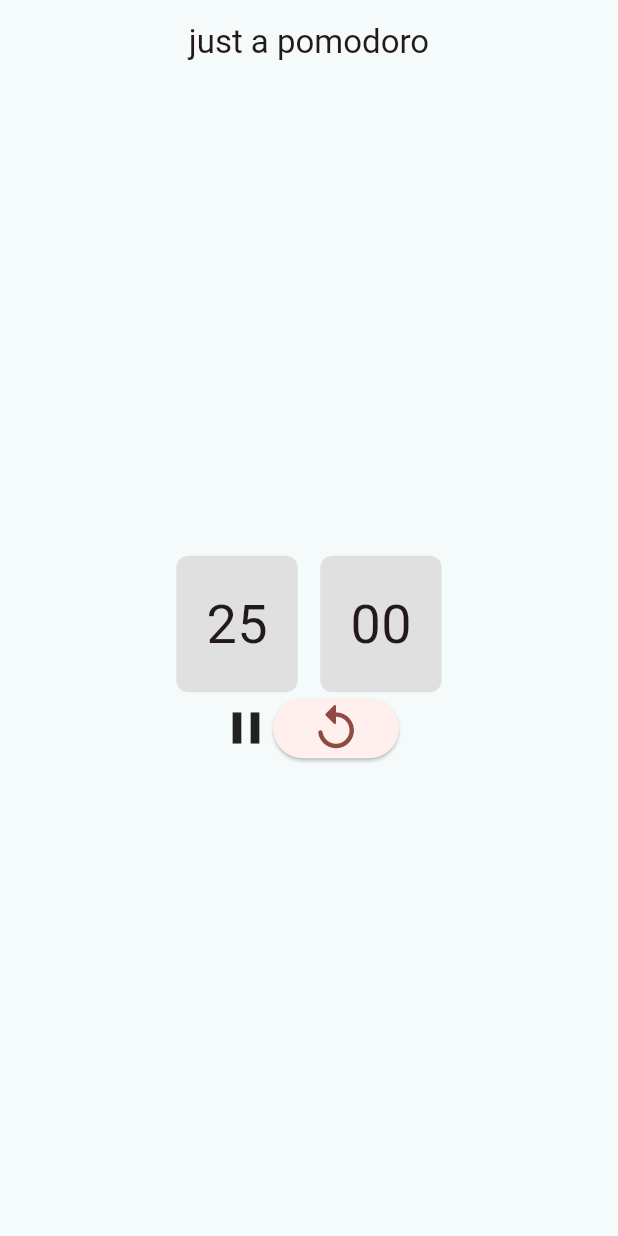
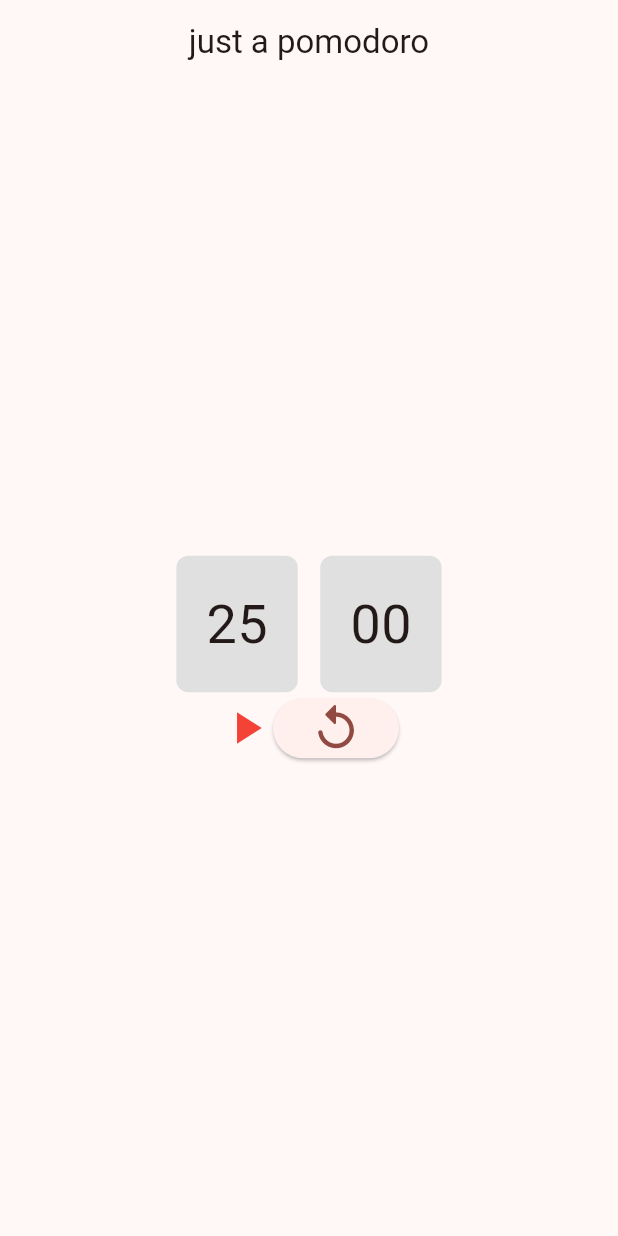
Before and after one commit to HypnosCicero/just_a_pomodoro, a Flutter app: the screen it shows after launch, after a tap on the "play arrow" icon, after a tap on the "replay" icon, on a phone screen of 412 x 824 dp. Run offline on Flutter 3.47's test engine with Material 3 defaults, Android fonts, the phone set to English and light mode, and no system bars; missing offline and left inert: dart:ffi.

Commit message:
fix(main):fix the `_timer` is null when user click `ElevatedButton` at first, fix another logic bug

```diff
--- a/lib/main.dart
+++ b/lib/main.dart
@@ -33,13 +33,13 @@ class HomePage extends StatelessWidget {
   Widget build(BuildContext context) {
     return Scaffold( // define main architecture
       appBar: AppBar(
-        backgroundColor: backgroundColorScheme.background,
+        backgroundColor: tomatoColorScheme.background,
         title: Center(
           child: Text("just a pomodoro")
           ),
       ),
       body:  ClockBlock(),
-      backgroundColor: backgroundColorScheme.background,
+      backgroundColor: tomatoColorScheme.background,
     );
   }
 }
@@ -51,7 +51,8 @@ class ClockBlock extends StatefulWidget {
 }
 
 class _ClockBlockState extends State<ClockBlock> {
-  late Timer _timer;
+  // late Timer _timer;
+  Timer? _timer; // There is a hidden danger of null point anomaly
   List<int> _minutesArray = [25, 5];
   late int _minutes;
   late int _arrayIndex;
@@ -66,7 +67,7 @@ class _ClockBlockState extends State<ClockBlock> {
   }
   @override
   void dispose() {
-    _timer.cancel();
+    _timer?.cancel();
     super.dispose();
   }
 
@@ -90,7 +91,7 @@ class _ClockBlockState extends State<ClockBlock> {
   void _togglePlayPause() {
     setState(() {
       if(_isSelected) {
-        _timer.cancel();
+        _timer?.cancel();
       } else {
         _startTimer();
       }
@@ -99,10 +100,11 @@ class _ClockBlockState extends State<ClockBlock> {
   }
   void _initTimes() {
     setState(() {
-      _timer.cancel();
+      _timer?.cancel();
       _minutes = 25;
       _seconds = 0;
       _arrayIndex = 0;
+      _isSelected = false;
     });
   }
 
@@ -131,14 +133,19 @@ class _ClockBlockState extends State<ClockBlock> {
                 transitionBuilder: (Widget child, Animation<double> animation) {
                   return ScaleTransition(scale: animation, child: child);
                 },
-                child: _isSelected? Icon(size:36, Icons.pause) : Icon(size:36, Icons.play_arrow),
+                child: _isSelected? Icon(color: Colors.green, size:36, Icons.pause) : Icon(color: Colors.red, size:36, Icons.play_arrow),
               ),
             ),
             ElevatedButton(
+
               onPressed: () {
                 _initTimes();
               },
-              child: Icon(size: 36,Icons.replay_rounded),),
+              child: Icon(
+                size: 36,
+                Icons.replay_rounded
+                ),
+              ),
           ],
         ),
 
```
